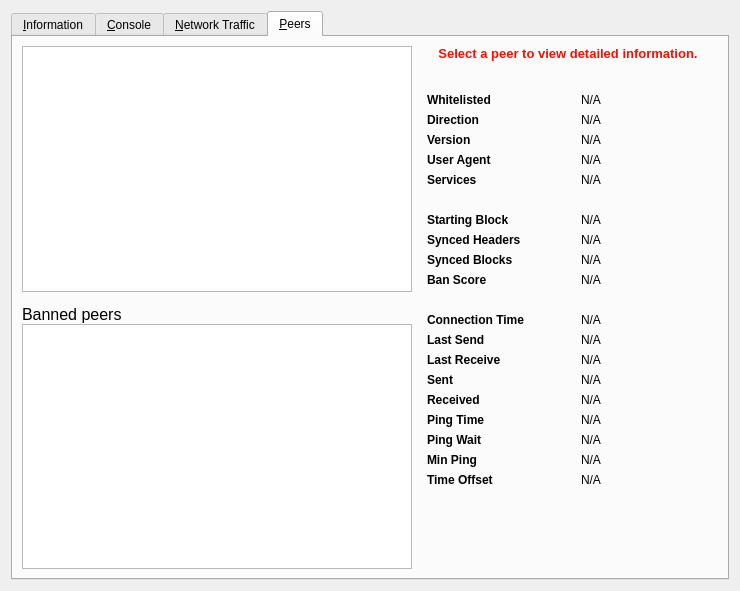
Qt form src/qt/forms/debugwindow.ui (nutucoin/NutucoinV2) before a commit.
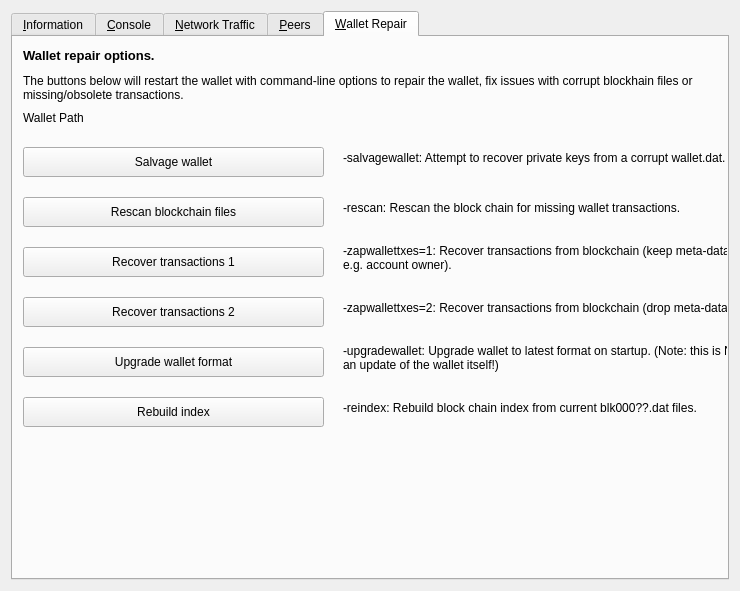
The same form after that commit. Icons and pictures are not drawn. Custom widgets are drawn as their Qt base class.

Commit message: Basic GUI for wallet repair feature

Diff of the .ui file:
```diff
--- a/src/qt/forms/debugwindow.ui
+++ b/src/qt/forms/debugwindow.ui
@@ -23,7 +23,7 @@
       <string notr="true"/>
      </property>
      <property name="currentIndex">
-      <number>3</number>
+      <number>4</number>
      </property>
      <widget class="QWidget" name="tab_info">
       <attribute name="title">
@@ -2001,6 +2001,273 @@
        </item>
       </layout>
      </widget>
+     <widget class="QWidget" name="tab_repair">
+      <attribute name="title">
+       <string>&amp;Wallet Repair</string>
+      </attribute>
+      <widget class="QPushButton" name="btn_salvagewallet">
+       <property name="geometry">
+        <rect>
+         <x>10</x>
+         <y>110</y>
+         <width>301</width>
+         <height>30</height>
+        </rect>
+       </property>
+       <property name="minimumSize">
+        <size>
+         <width>180</width>
+         <height>23</height>
+        </size>
+       </property>
+       <property name="text">
+        <string>Salvage wallet</string>
+       </property>
+      </widget>
+      <widget class="QPushButton" name="btn_rescan">
+       <property name="geometry">
+        <rect>
+         <x>10</x>
+         <y>160</y>
+         <width>301</width>
+         <height>30</height>
+        </rect>
+       </property>
+       <property name="minimumSize">
+        <size>
+         <width>180</width>
+         <height>23</height>
+        </size>
+       </property>
+       <property name="text">
+        <string>Rescan blockchain files</string>
+       </property>
+      </widget>
+      <widget class="QPushButton" name="btn_zapwallettxes1">
+       <property name="geometry">
+        <rect>
+         <x>10</x>
+         <y>210</y>
+         <width>301</width>
+         <height>30</height>
+        </rect>
+       </property>
+       <property name="minimumSize">
+        <size>
+         <width>180</width>
+         <height>23</height>
+        </size>
+       </property>
+       <property name="text">
+        <string>Recover transactions 1</string>
+       </property>
+      </widget>
+      <widget class="QPushButton" name="btn_zapwallettxes2">
+       <property name="geometry">
+        <rect>
+         <x>10</x>
+         <y>260</y>
+         <width>301</width>
+         <height>30</height>
+        </rect>
+       </property>
+       <property name="minimumSize">
+        <size>
+         <width>180</width>
+         <height>23</height>
+        </size>
+       </property>
+       <property name="text">
+        <string>Recover transactions 2</string>
+       </property>
+      </widget>
+      <widget class="QPushButton" name="btn_upgradewallet">
+       <property name="geometry">
+        <rect>
+         <x>10</x>
+         <y>310</y>
+         <width>301</width>
+         <height>30</height>
+        </rect>
+       </property>
+       <property name="minimumSize">
+        <size>
+         <width>180</width>
+         <height>23</height>
+        </size>
+       </property>
+       <property name="text">
+        <string>Upgrade wallet format</string>
+       </property>
+      </widget>
+      <widget class="QLabel" name="label_repair_helptext">
+       <property name="geometry">
+        <rect>
+         <x>10</x>
+         <y>30</y>
+         <width>711</width>
+         <height>41</height>
+        </rect>
+       </property>
+       <property name="font">
+        <font>
+         <weight>50</weight>
+         <bold>false</bold>
+        </font>
+       </property>
+       <property name="text">
+        <string>The buttons below will restart the wallet with command-line options to repair the wallet, fix issues with corrupt blockhain files or missing/obsolete transactions.</string>
+       </property>
+       <property name="wordWrap">
+        <bool>true</bool>
+       </property>
+      </widget>
+      <widget class="QLabel" name="label_repair_salvage">
+       <property name="geometry">
+        <rect>
+         <x>330</x>
+         <y>100</y>
+         <width>411</width>
+         <height>41</height>
+        </rect>
+       </property>
+       <property name="text">
+        <string>-salvagewallet: Attempt to recover private keys from a corrupt wallet.dat.</string>
+       </property>
+       <property name="wordWrap">
+        <bool>true</bool>
+       </property>
+      </widget>
+      <widget class="QLabel" name="label_repair_rescan">
+       <property name="geometry">
+        <rect>
+         <x>330</x>
+         <y>150</y>
+         <width>411</width>
+         <height>41</height>
+        </rect>
+       </property>
+       <property name="text">
+        <string>-rescan: Rescan the block chain for missing wallet transactions.</string>
+       </property>
+       <property name="wordWrap">
+        <bool>true</bool>
+       </property>
+      </widget>
+      <widget class="QLabel" name="label_repair_zap1">
+       <property name="geometry">
+        <rect>
+         <x>330</x>
+         <y>200</y>
+         <width>411</width>
+         <height>41</height>
+        </rect>
+       </property>
+       <property name="text">
+        <string>-zapwallettxes=1: Recover transactions from blockchain (keep meta-data, e.g. account owner).</string>
+       </property>
+       <property name="wordWrap">
+        <bool>true</bool>
+       </property>
+      </widget>
+      <widget class="QLabel" name="label_repair_zap2">
+       <property name="geometry">
+        <rect>
+         <x>330</x>
+         <y>250</y>
+         <width>411</width>
+         <height>41</height>
+        </rect>
+       </property>
+       <property name="text">
+        <string>-zapwallettxes=2: Recover transactions from blockchain (drop meta-data).</string>
+       </property>
+       <property name="wordWrap">
+        <bool>true</bool>
+       </property>
+      </widget>
+      <widget class="QLabel" name="label_repair_upgrade">
+       <property name="geometry">
+        <rect>
+         <x>330</x>
+         <y>300</y>
+         <width>411</width>
+         <height>41</height>
+        </rect>
+       </property>
+       <property name="text">
+        <string>-upgradewallet: Upgrade wallet to latest format on startup. (Note: this is NOT an update of the wallet itself!)</string>
+       </property>
+       <property name="wordWrap">
+        <bool>true</bool>
+       </property>
+      </widget>
+      <widget class="QLabel" name="label_repair_header">
+       <property name="geometry">
+        <rect>
+         <x>10</x>
+         <y>10</y>
+         <width>711</width>
+         <height>16</height>
+        </rect>
+       </property>
+       <property name="font">
+        <font>
+         <pointsize>10</pointsize>
+         <weight>75</weight>
+         <bold>true</bold>
+        </font>
+       </property>
+       <property name="text">
+        <string>Wallet repair options.</string>
+       </property>
+       <property name="wordWrap">
+        <bool>true</bool>
+       </property>
+      </widget>
+      <widget class="QPushButton" name="btn_reindex">
+       <property name="geometry">
+        <rect>
+         <x>10</x>
+         <y>360</y>
+         <width>301</width>
+         <height>30</height>
+        </rect>
+       </property>
+       <property name="text">
+        <string>Rebuild index</string>
+       </property>
+      </widget>
+      <widget class="QLabel" name="label_repair_reindex">
+       <property name="geometry">
+        <rect>
+         <x>330</x>
+         <y>350</y>
+         <width>411</width>
+         <height>41</height>
+        </rect>
+       </property>
+       <property name="text">
+        <string>-reindex: Rebuild block chain index from current blk000??.dat files.</string>
+       </property>
+       <property name="wordWrap">
+        <bool>true</bool>
+       </property>
+      </widget>
+      <widget class="QLabel" name="wallet_path">
+       <property name="geometry">
+        <rect>
+         <x>10</x>
+         <y>70</y>
+         <width>711</width>
+         <height>21</height>
+        </rect>
+       </property>
+       <property name="text">
+        <string>Wallet Path</string>
+       </property>
+      </widget>
+     </widget>
     </widget>
    </item>
   </layout>
```
